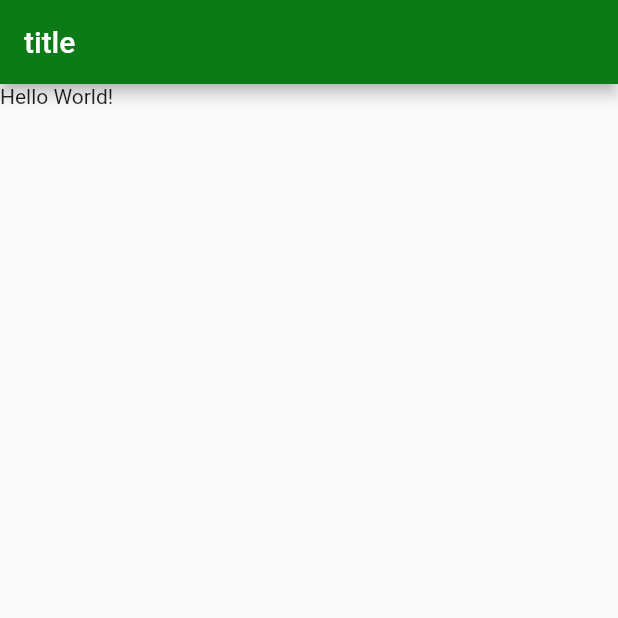
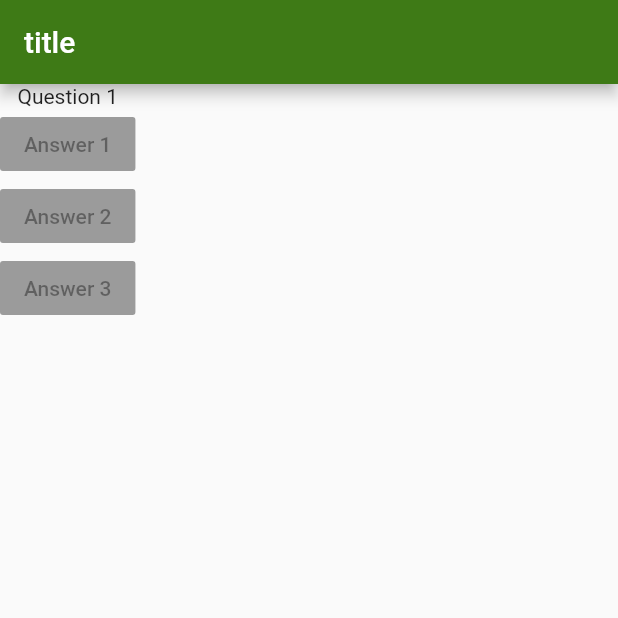
Before and after one commit to jcha0713/flutter_projects, a Flutter app: the screen it shows after launch, on a phone screen of 412 x 824 dp, the top half of it. Run offline on Flutter 3.47's test engine with Material 2 defaults, Android fonts, the phone set to English and light mode, and no system bars.

Commit message:
Add raised buttons

```diff
--- a/first_app/lib/main.dart
+++ b/first_app/lib/main.dart
@@ -12,9 +12,25 @@ class MyApp extends StatelessWidget {
       home: Scaffold(
         appBar: AppBar(
           title: Text('title'),
-          backgroundColor: Color.fromRGBO(12, 122, 22, 1),
+          backgroundColor: Color.fromRGBO(62, 122, 22, 1),
         ),
-        body: Text('Hello World!'),
+        body: Column(
+          children: <Widget>[
+            Text('Question 1'),
+            RaisedButton(
+              child: Text('Answer 1'),
+              onPressed: null,
+            ),
+            RaisedButton(
+              child: Text('Answer 2'),
+              onPressed: null,
+            ),
+            RaisedButton(
+              child: Text('Answer 3'),
+              onPressed: null,
+            ),
+          ],
+        ),
       ),
     );
   }
```
